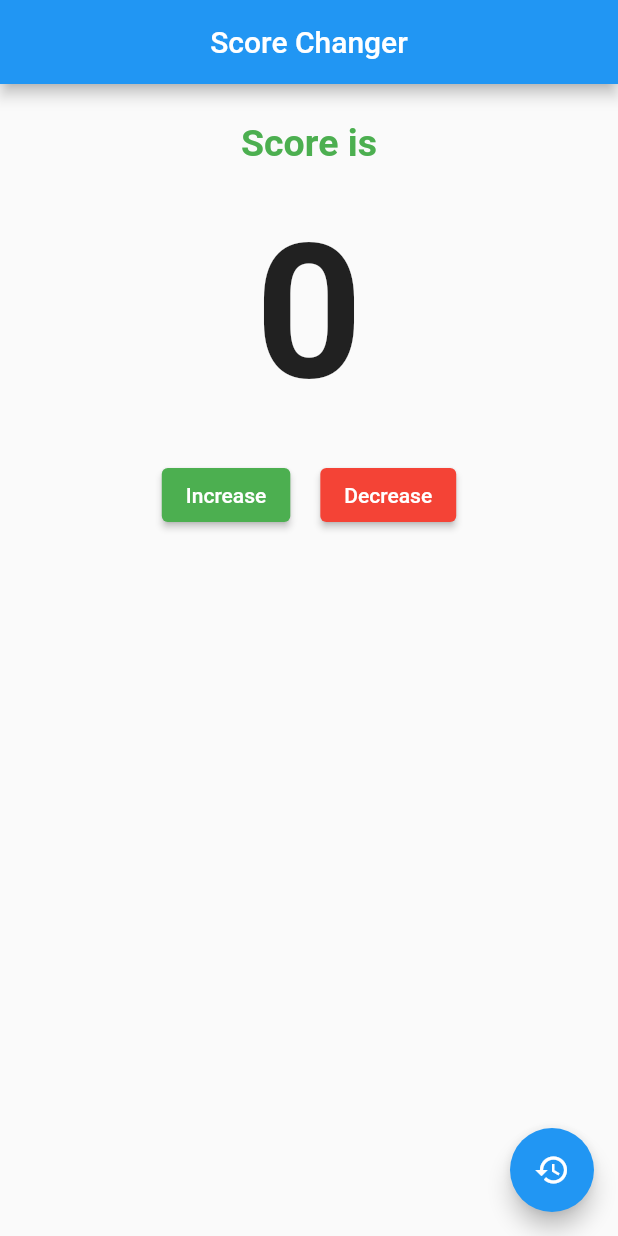
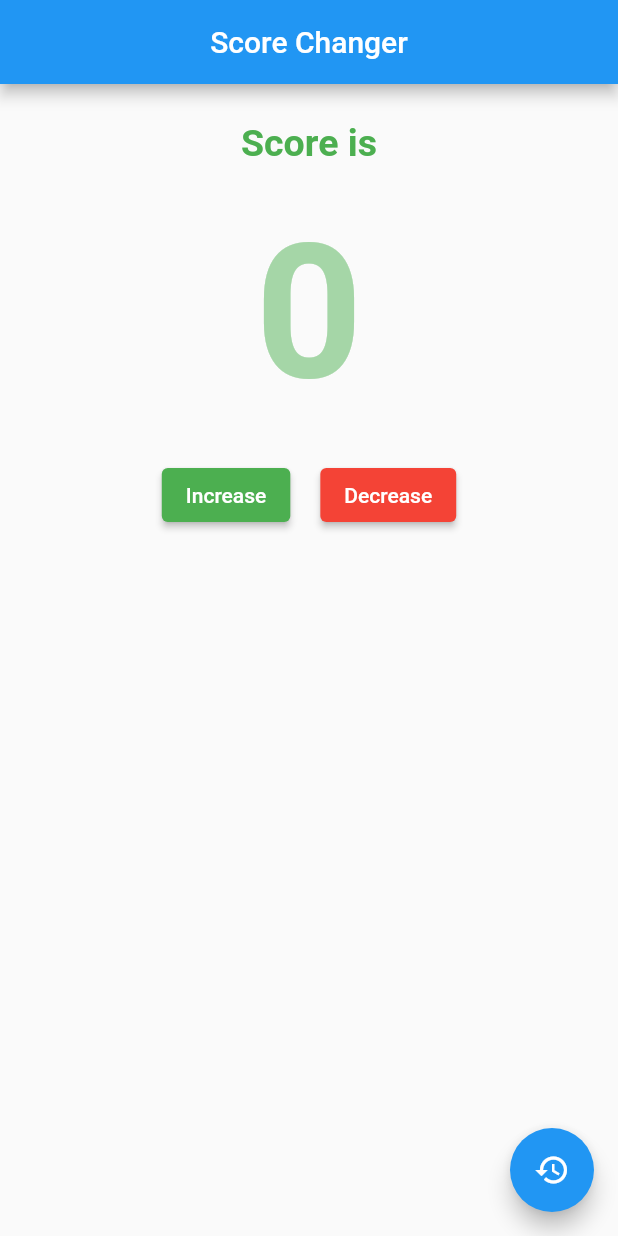
Before and after one commit to Shubham-Paudel/Flutter, a Flutter app: the screen it shows after launch, on a phone screen of 412 x 824 dp. Run offline on Flutter 3.47's test engine with Material 2 defaults, Android fonts, the phone set to English and light mode, and no system bars; our stand-ins replace google_fonts.

Commit message:
scoreapp

```diff
--- a/scoreapp/lib/main.dart
+++ b/scoreapp/lib/main.dart
@@ -74,7 +74,7 @@ class _ScoreHomeState extends State<ScoreHome> {
           Center(
               child: Text(number.toString(),
                   style: TextStyle(
-                      color: Colors.green[1000],
+                      color: Colors.green[200],
                       fontSize: 125,
                       fontWeight: FontWeight.bold))),
           SizedBox(
```
